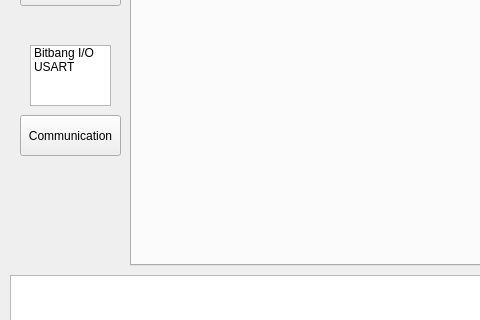
Old version of the form mainwindow.ui in the repository GaryBlackbourne/Logsys-GUI; both pictures show x 0 to 480 and y 174 to 494 of the 800 by 600 pixel window.
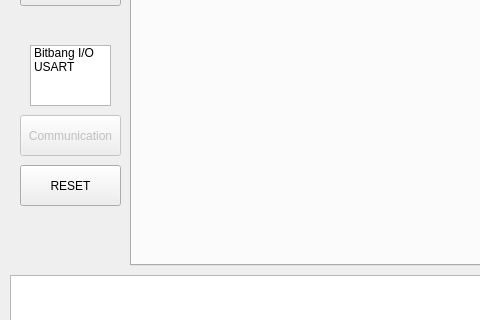
New version of the form.

Commit message: Added reset button and reset functionality

The edit to the form file:
```diff
--- a/mainwindow.ui
+++ b/mainwindow.ui
@@ -77,6 +77,9 @@
     </item>
    </widget>
    <widget class="QPushButton" name="pushbtn_COM">
+    <property name="enabled">
+     <bool>false</bool>
+    </property>
     <property name="geometry">
      <rect>
       <x>20</x>
@@ -118,6 +121,22 @@
      </rect>
     </property>
    </widget>
+   <widget class="QPushButton" name="pushbtn_RST">
+    <property name="geometry">
+     <rect>
+      <x>20</x>
+      <y>320</y>
+      <width>101</width>
+      <height>41</height>
+     </rect>
+    </property>
+    <property name="text">
+     <string>RESET</string>
+    </property>
+    <property name="checkable">
+     <bool>true</bool>
+    </property>
+   </widget>
   </widget>
   <widget class="QMenuBar" name="menubar">
    <property name="geometry">
```
The commit also changes 3 other files.
